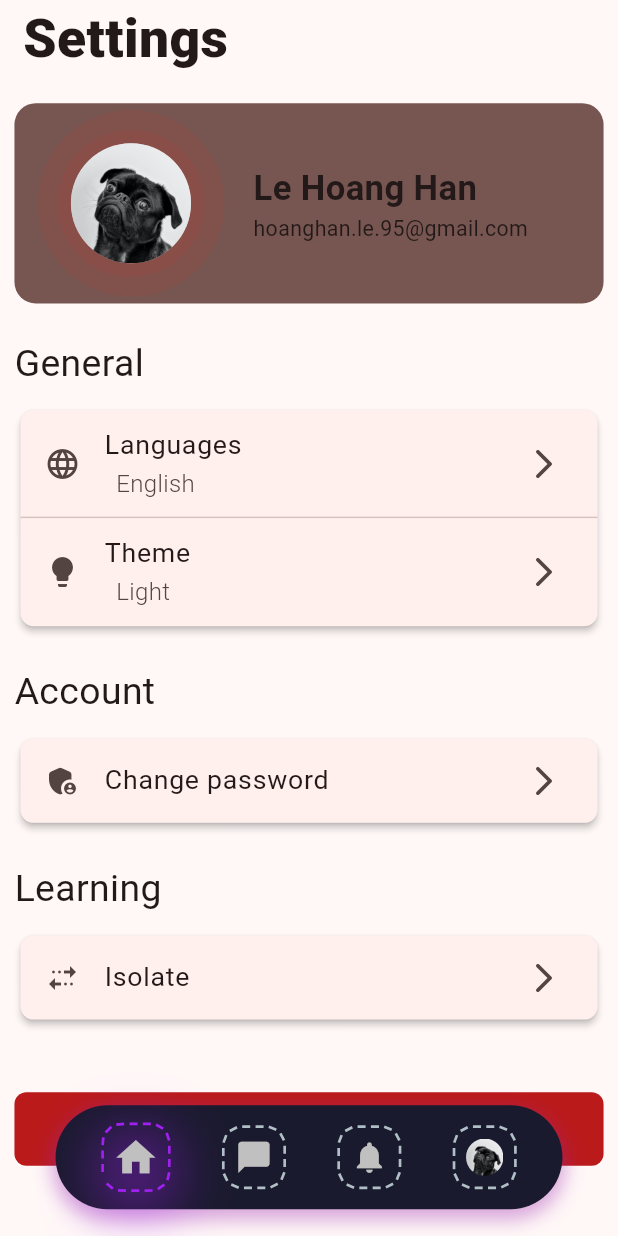
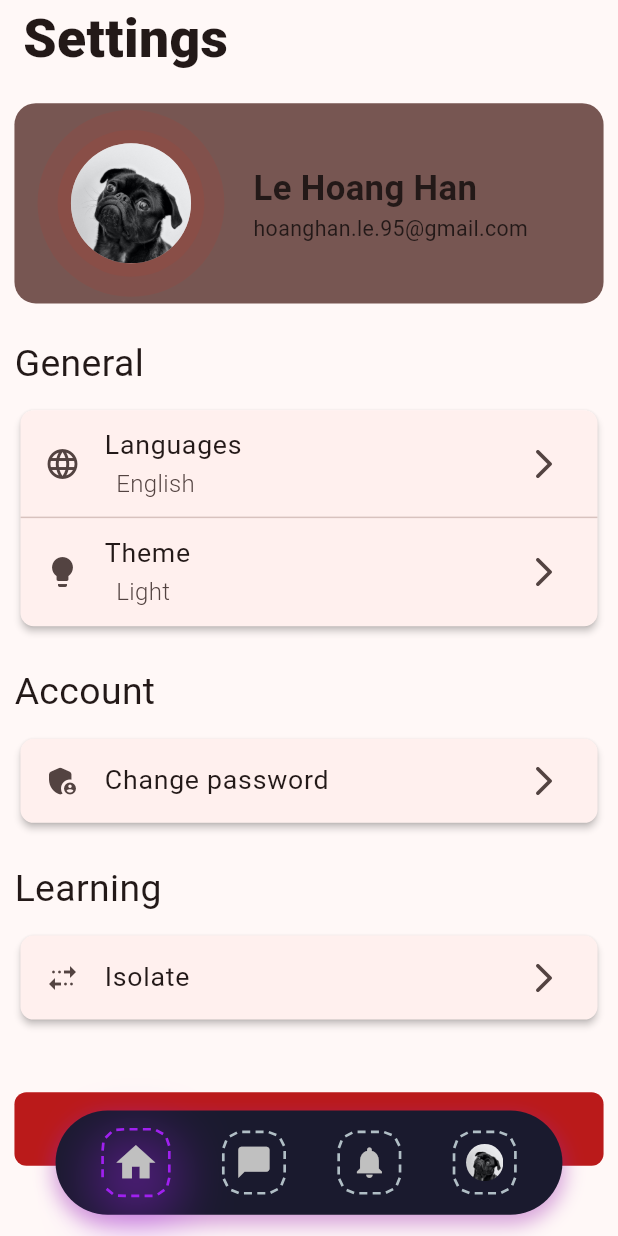
Before and after one commit to LHHan/base_project, a Flutter app: the screen it shows after launch, swiped to page 4, on a phone screen of 412 x 824 dp. Run offline on Flutter 3.47's test engine with Material 3 defaults, Android fonts, the phone set to English and light mode, and no system bars; our stand-ins replace dio, flutter_native_splash, flutter_screenutil, flutter_svg, get, get_storage and 2 more; statements that could not run were skipped.

Commit message:
[Mod] Update bottom nav bar

```diff
--- a/lib/app/modules/home/views/home_view.dart
+++ b/lib/app/modules/home/views/home_view.dart
@@ -32,7 +32,7 @@ class HomeView extends GetView<HomeController> {
 
             // Floating Bottom Navigation Bar
             Positioned(
-              bottom: 20.h,
+              bottom: 16.h,
               left: 20.w,
               right: 20.w,
               child: Obx(
--- a/lib/app/modules/setting/views/setting_view.dart
+++ b/lib/app/modules/setting/views/setting_view.dart
@@ -21,9 +21,8 @@ class SettingView extends GetView<SettingController> {
   Widget build(BuildContext context) {
     return PAppbarTransparency(
       body: SingleChildScrollView(
-        padding: EdgeInsets.only(
-            bottom: MediaQuery.of(context).padding.bottom +
-                AppConstant().kBottomNavigationBarHeight.h),
+        padding:
+            EdgeInsets.only(bottom: AppConstant().kBottomNavigationBarHeight.h),
         child: SafeArea(
           child: Column(
             crossAxisAlignment: CrossAxisAlignment.stretch,
--- a/lib/app/widgets/w_bottom_nav_bar.dart
+++ b/lib/app/widgets/w_bottom_nav_bar.dart
@@ -16,11 +16,12 @@ class WBottomNavBar extends StatelessWidget {
 
   @override
   Widget build(BuildContext context) {
-    return Container(
+    return SafeArea(
+      child: Container(
         margin: EdgeInsets.symmetric(vertical: 0, horizontal: 20).r,
         padding: EdgeInsets.symmetric(vertical: 12, horizontal: 15).r,
-      constraints:
-          BoxConstraints(maxHeight: AppConstant().kBottomNavigationBarHeight.h),
+        constraints: BoxConstraints(
+            maxHeight: AppConstant().kBottomNavigationBarHeight.h),
         decoration: BoxDecoration(
           color: Color(0xFF1A1A2E),
           borderRadius: BorderRadius.circular(50.r),
@@ -41,6 +42,7 @@ class WBottomNavBar extends StatelessWidget {
             _navItem(icon: Icons.notifications, index: 2),
             _navItem(icon: Icons.person, index: 3, isAvatar: true),
           ],
+        ),
       ),
     );
   }
```
Lines whose indentation alone changed are shown as unchanged.
